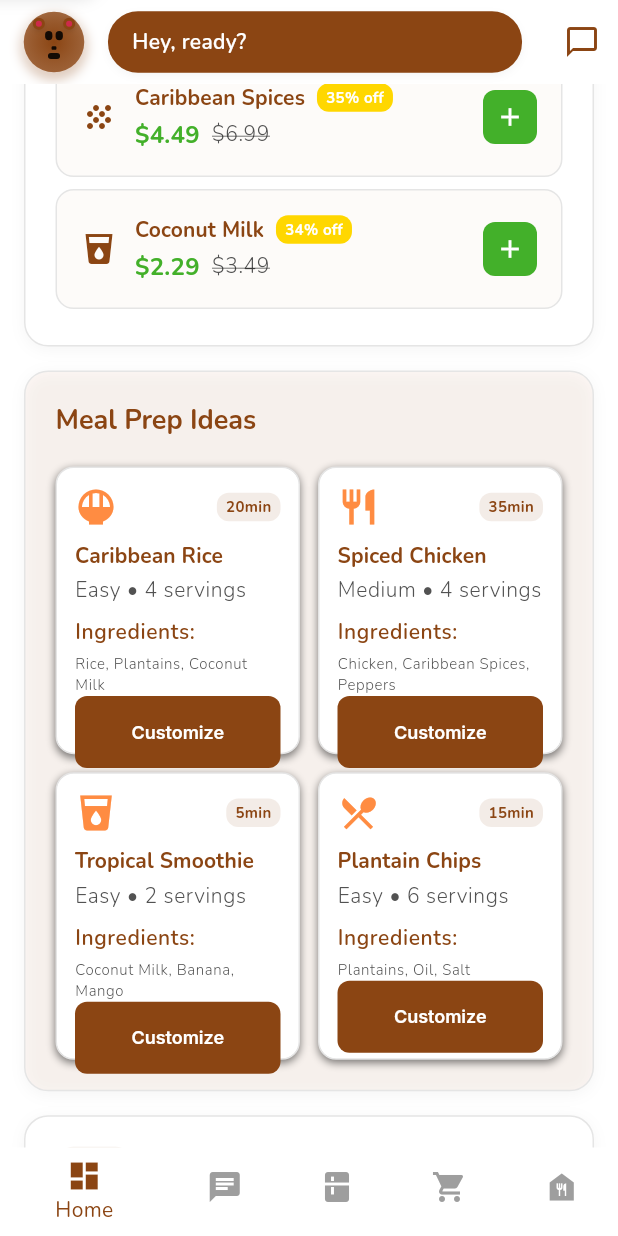
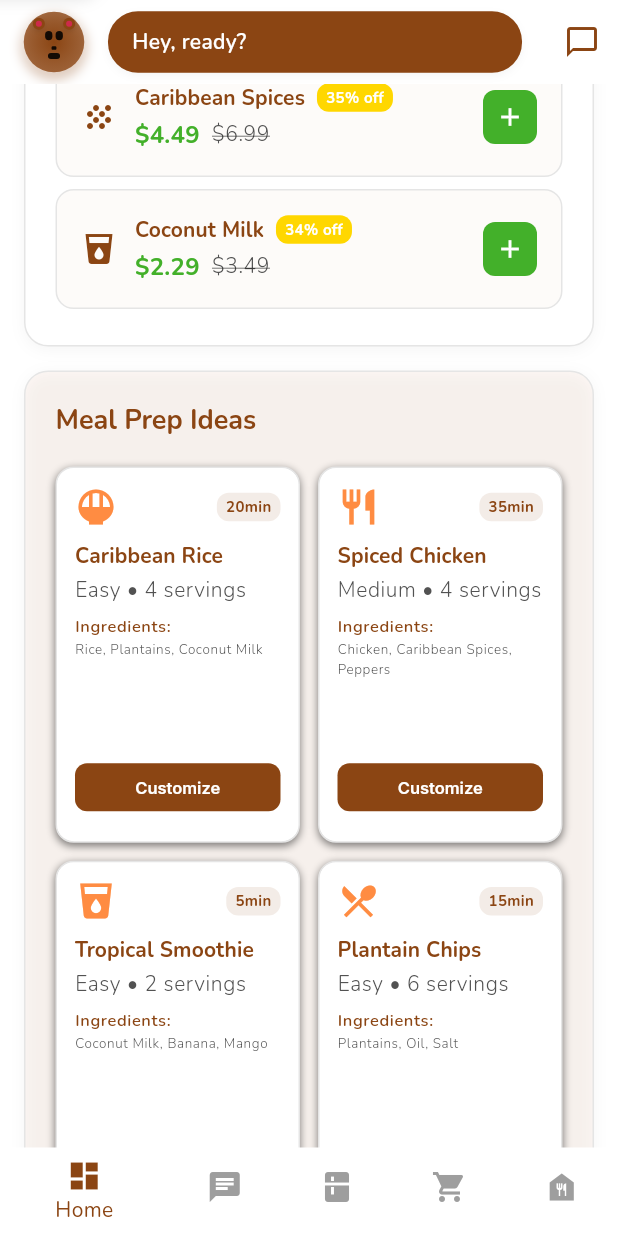
Before and after one commit to mospit/bruno_ai, a Flutter app: the screen it shows after launch, scrolled down 576 dp, on a phone screen of 412 x 824 dp. Run offline on Flutter 3.47's test engine with Material 3 defaults, Android fonts, the phone set to English and light mode, and no system bars; our stand-ins replace connectivity_plus, dio, firebase_analytics, flutter_local_notifications, google_fonts, shared_preferences and 1 more; accounts and stored records are empty.

Commit message:
Fix meal card overflow and align customize buttons
- Adjusted childAspectRatio from 0.85 to 0.65 to provide more height
- Optimized text sizing and spacing for better content fit
- Used Expanded widget to ensure consistent button alignment
- Eliminated overflow warnings in meal prep ideas grid
- Improved responsive layout for meal cards

```diff
--- a/brunoai/lib/screens/home_screen.dart
+++ b/brunoai/lib/screens/home_screen.dart
@@ -1128,7 +1128,7 @@ class _HomeScreenState extends State<HomeScreen> {
                 crossAxisCount: 2,
                 crossAxisSpacing: 12,
                 mainAxisSpacing: 12,
-                childAspectRatio: 0.85,
+                childAspectRatio: 0.65, // Further increased height to prevent overflow
               ),
               itemCount: mealIdeas.length,
               itemBuilder: (context, index) {
@@ -1197,25 +1197,27 @@ class _HomeScreenState extends State<HomeScreen> {
                             color: AppColors.textSecondary(context),
                           ),
                         ),
-                        const SizedBox(height: 8),
+                        const SizedBox(height: 6),
                         Text(
                           'Ingredients:',
                           style: Theme.of(context).textTheme.bodySmall?.copyWith(
                             color: AppColors.primary,
                             fontWeight: FontWeight.w600,
+                            fontSize: 11,
                           ),
                         ),
-                        const SizedBox(height: 4),
-                        Text(
-                          (meal['ingredients'] as List<String>).join(', '),
-                          style: Theme.of(context).textTheme.bodySmall?.copyWith(
-                            color: AppColors.textSecondary(context),
-                            fontSize: 10,
+                        const SizedBox(height: 2),
+                        Expanded(
+                          child: Text(
+                            (meal['ingredients'] as List<String>).join(', '),
+                            style: Theme.of(context).textTheme.bodySmall?.copyWith(
+                              color: AppColors.textSecondary(context),
+                              fontSize: 9,
+                            ),
+                            maxLines: 2,
+                            overflow: TextOverflow.ellipsis,
                           ),
-                          maxLines: 2,
-                          overflow: TextOverflow.ellipsis,
                         ),
-                        const Spacer(),
                         // Customize button in brown as specified in wireframe
                         SizedBox(
                           width: double.infinity,
@@ -1232,7 +1234,8 @@ class _HomeScreenState extends State<HomeScreen> {
                             },
                             style: ElevatedButton.styleFrom(
                               backgroundColor: AppColors.primary, // Brown button
-                              padding: const EdgeInsets.symmetric(vertical: 8),
+                              padding: const EdgeInsets.symmetric(vertical: 6),
+                              minimumSize: const Size(0, 32),
                               shape: RoundedRectangleBorder(
                                 borderRadius: BorderRadius.circular(8),
                               ),
@@ -1241,7 +1244,7 @@ class _HomeScreenState extends State<HomeScreen> {
                               'Customize',
                               style: TextStyle(
                                 color: AppColors.white,
-                                fontSize: 12,
+                                fontSize: 11,
                                 fontWeight: FontWeight.w600,
                               ),
                             ),
```
